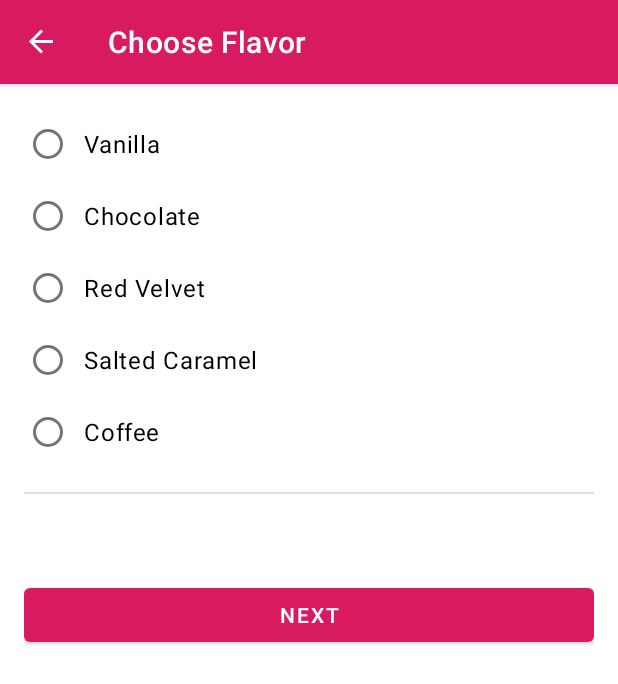
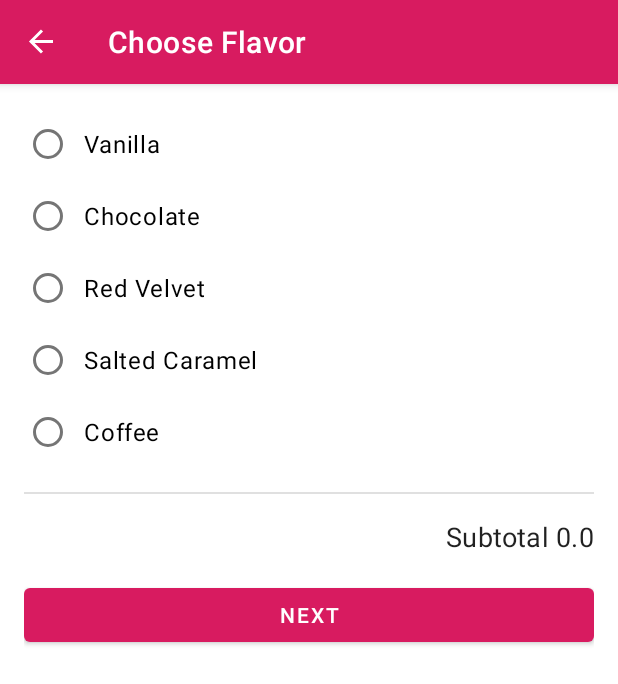
Before and after one commit to mjaleman/Cupcake, an Android app: the FlavorFragment screen opened through its navigation route, on a phone screen of 412 x 824 dp. Shown: the top 684 px of the screen. Run offline under Robolectric (Android 15) with nearby library versions, the phone set to English and light mode, and no system bars; our stand-ins replace data binding, navigation-ui.

Commit message:
Binding the price property to the UI.

```diff
--- a/app/src/main/res/layout/fragment_flavor.xml
+++ b/app/src/main/res/layout/fragment_flavor.xml
@@ -100,6 +100,7 @@
                 android:layout_width="wrap_content"
                 android:layout_height="wrap_content"
                 android:layout_marginTop="@dimen/side_margin"
+                android:text="@{@string/subtotal_price(viewModel.price)}"
                 app:layout_constraintEnd_toEndOf="parent"
                 app:layout_constraintTop_toBottomOf="@id/divider"
                 tools:text="Subtotal $5.00" />
--- a/app/src/main/res/layout/fragment_pickup.xml
+++ b/app/src/main/res/layout/fragment_pickup.xml
@@ -97,6 +97,7 @@
                 android:layout_width="wrap_content"
                 android:layout_height="wrap_content"
                 android:layout_marginTop="@dimen/side_margin"
+                android:text="@{@string/subtotal_price(viewModel.price)}"
                 app:layout_constraintEnd_toEndOf="parent"
                 app:layout_constraintTop_toBottomOf="@id/divider"
                 tools:text="Subtotal $5.00" />
--- a/app/src/main/res/layout/fragment_summary.xml
+++ b/app/src/main/res/layout/fragment_summary.xml
@@ -124,6 +124,7 @@
                     android:layout_height="wrap_content"
                     android:layout_gravity="end"
                     android:layout_marginTop="@dimen/side_margin"
+                    android:text="@{@string/total_price(viewModel.price)}"
                     tools:text="Total $5.00" />
 
             </LinearLayout>
```
